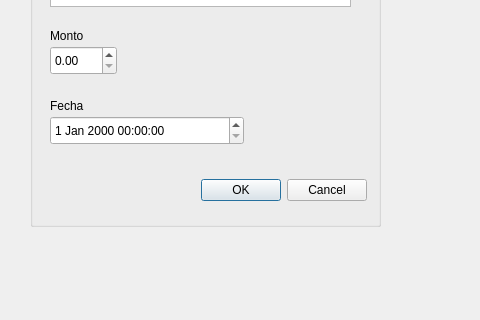
This is createblockform.ui in jjordanoc/blockchain-db as Qt 5 draws it before an edit; both pictures show x 0 to 480 and y 174 to 494 of the 1159 by 624 pixel window. The edited form follows.
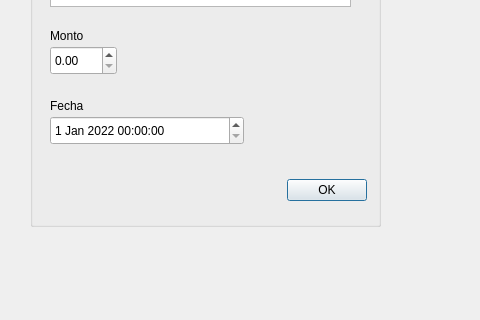
This is the edited form.

Commit message: <fix> fix amount and date formats

```diff
--- a/createblockform.ui
+++ b/createblockform.ui
@@ -130,6 +130,16 @@
       <height>29</height>
      </rect>
     </property>
+    <property name="dateTime">
+     <datetime>
+      <hour>0</hour>
+      <minute>0</minute>
+      <second>0</second>
+      <year>2022</year>
+      <month>1</month>
+      <day>1</day>
+     </datetime>
+    </property>
    </widget>
    <widget class="QDialogButtonBox" name="buttonBox">
     <property name="geometry">
@@ -141,7 +151,7 @@
      </rect>
     </property>
     <property name="standardButtons">
-     <set>QDialogButtonBox::Cancel|QDialogButtonBox::Ok</set>
+     <set>QDialogButtonBox::Ok</set>
     </property>
    </widget>
   </widget>
```
Left out of the diff: 9 changed lines with no effect on the pictures. The commit also changes 2 other files.
